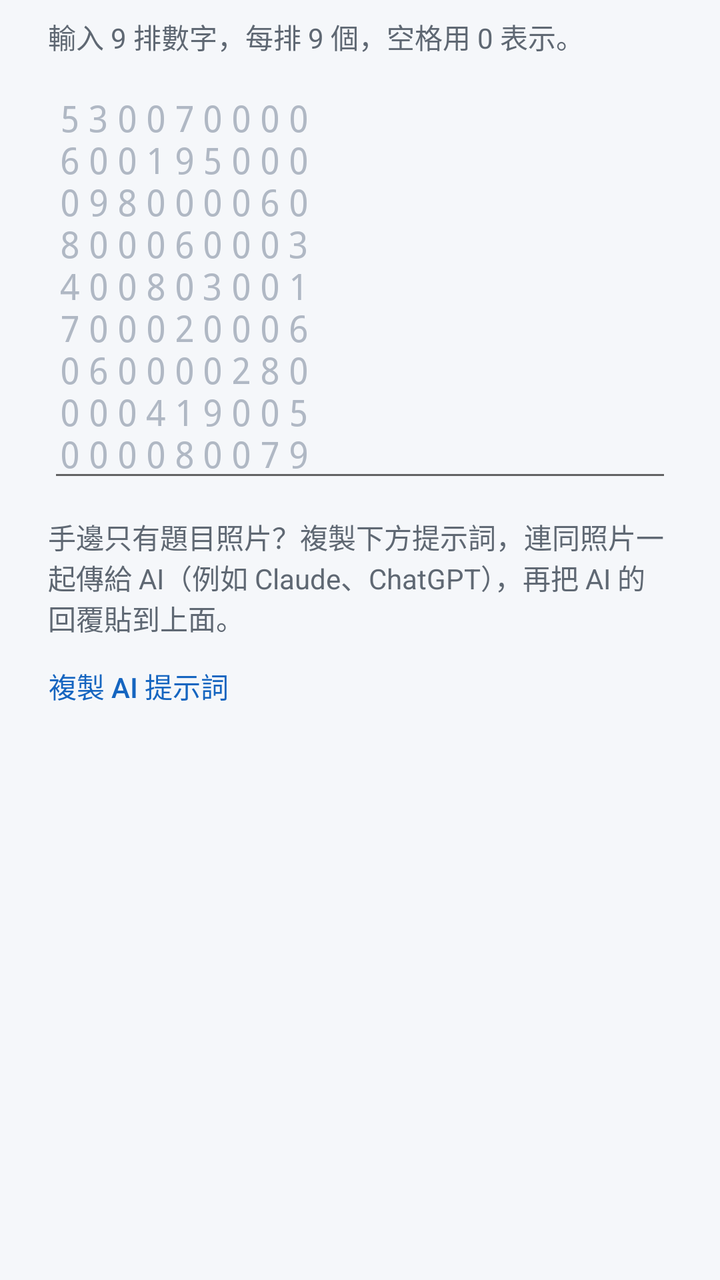
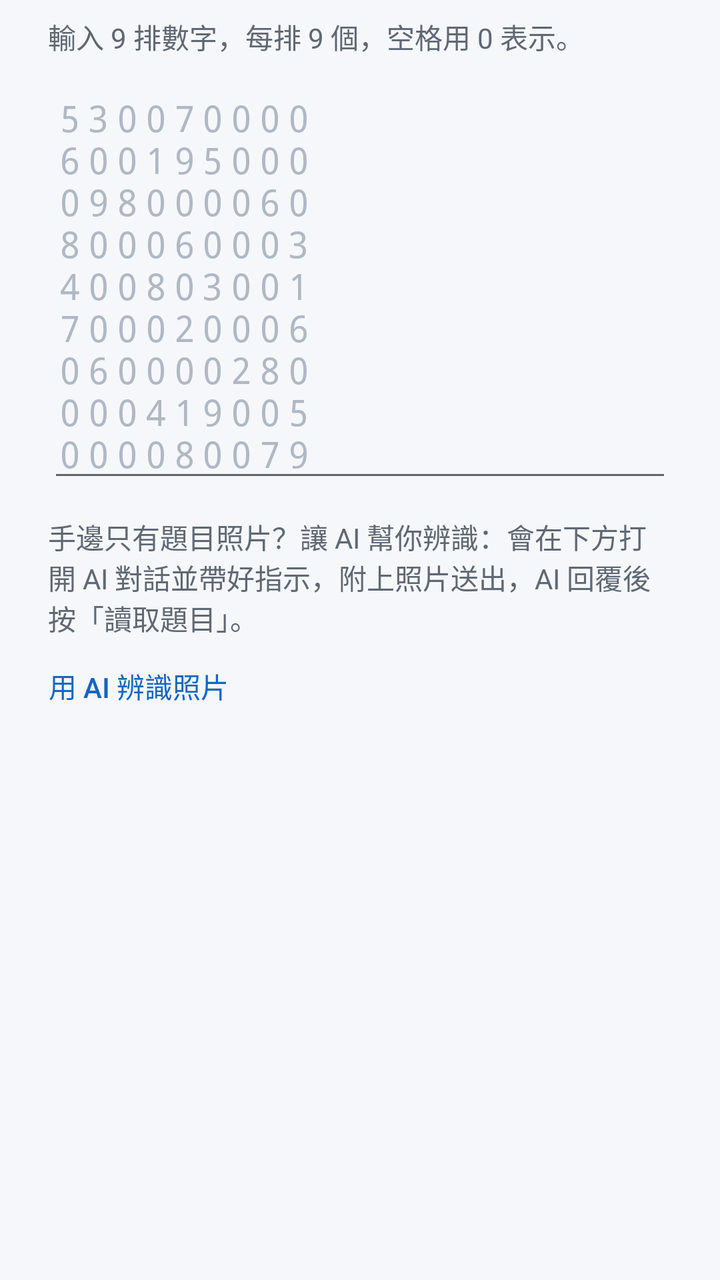

Before-and-after screenshots of an Android layout around one commit, followed by the original layout XML and the change that was made.
<!-- AndroidManifest.xml: application theme Theme.Sudoku -->
<!-- res/layout/dialog_import.xml -->
<?xml version="1.0" encoding="utf-8"?>
<ScrollView xmlns:android="http://schemas.android.com/apk/res/android"
    android:layout_width="match_parent"
    android:layout_height="wrap_content">

    <LinearLayout
        android:layout_width="match_parent"
        android:layout_height="wrap_content"
        android:orientation="vertical"
        android:paddingStart="24dp"
        android:paddingTop="8dp"
        android:paddingEnd="24dp">

        <TextView
            android:layout_width="match_parent"
            android:layout_height="wrap_content"
            android:text="@string/import_instructions"
            android:textColor="@color/text_secondary"
            android:textSize="14sp" />

        <EditText
            android:id="@+id/editPuzzle"
            android:layout_width="match_parent"
            android:layout_height="wrap_content"
            android:layout_marginTop="8dp"
            android:gravity="top|start"
            android:hint="@string/import_example"
            android:importantForAutofill="no"
            android:inputType="textMultiLine|textNoSuggestions"
            android:letterSpacing="0.2"
            android:minLines="9"
            android:textColorHint="@color/line_thin"
            android:textSize="18sp"
            android:typeface="monospace" />

        <TextView
            android:id="@+id/txtImportError"
            android:layout_width="match_parent"
            android:layout_height="wrap_content"
            android:textColor="@color/digit_wrong"
            android:textSize="14sp"
            android:visibility="gone" />

        <TextView
            android:layout_width="match_parent"
            android:layout_height="wrap_content"
            android:layout_marginTop="12dp"
            android:text="@string/import_ai_tip"
            android:textColor="@color/text_secondary"
            android:textSize="14sp" />

        <Button
            android:id="@+id/btnCopyPrompt"
            style="?android:attr/borderlessButtonStyle"
            android:layout_width="wrap_content"
            android:layout_height="wrap_content"
            android:layout_marginStart="-12dp"
            android:text="@string/copy_prompt"
            android:textColor="@color/accent" />
    </LinearLayout>
</ScrollView>
<!-- resources referenced by this layout -->
<resources>
  <color name="accent">#1565C0</color>
  <color name="digit_wrong">#D32F2F</color>
  <color name="line_thin">#B0B8C4</color>
  <color name="text_secondary">#5F6873</color>
  <string name="copy_prompt">複製 AI 提示詞</string>
  <string name="import_ai_tip">手邊只有題目照片？複製下方提示詞，連同照片一起傳給 AI（例如 Claude、ChatGPT），再把 AI 的回覆貼到上面。</string>
  <string name="import_example">530070000\n600195000\n098000060\n800060003\n400803001\n700020006\n060000280\n000419005\n000080079</string>
  <string name="import_instructions">輸入 9 排數字，每排 9 個，空格用 0 表示。</string>
  <style name="Theme.Sudoku" parent="android:Theme.Material.Light.NoActionBar">
          <item name="android:colorAccent">@color/accent</item>
          <item name="android:windowBackground">@color/app_bg</item>
          <item name="android:statusBarColor">@color/app_bg</item>
          <item name="android:windowLightStatusBar">true</item>
      </style>
  <color name="app_bg">#F5F7FA</color>
</resources>

<!-- the commit's change to res/layout/dialog_import.xml (unified diff, before → after) -->
@@ -50,12 +50,12 @@
             android:textSize="14sp" />
 
         <Button
-            android:id="@+id/btnCopyPrompt"
+            android:id="@+id/btnImportAi"
             style="?android:attr/borderlessButtonStyle"
             android:layout_width="wrap_content"
             android:layout_height="wrap_content"
             android:layout_marginStart="-12dp"
-            android:text="@string/copy_prompt"
+            android:text="@string/import_ai"
             android:textColor="@color/accent" />
     </LinearLayout>
 </ScrollView>
<!-- resource entries referenced after the edit -->
@@ -4,8 +4,8 @@
   <color name="digit_wrong">#D32F2F</color>
   <color name="line_thin">#B0B8C4</color>
   <color name="text_secondary">#5F6873</color>
-  <string name="copy_prompt">複製 AI 提示詞</string>
-  <string name="import_ai_tip">手邊只有題目照片？複製下方提示詞，連同照片一起傳給 AI（例如 Claude、ChatGPT），再把 AI 的回覆貼到上面。</string>
+  <string name="import_ai">用 AI 辨識照片</string>
+  <string name="import_ai_tip">手邊只有題目照片？讓 AI 幫你辨識：會在下方打開 AI 對話並帶好指示，附上照片送出，AI 回覆後按「讀取題目」。</string>
   <string name="import_example">530070000\n600195000\n098000060\n800060003\n400803001\n700020006\n060000280\n000419005\n000080079</string>
   <string name="import_instructions">輸入 9 排數字，每排 9 個，空格用 0 表示。</string>
   <style name="Theme.Sudoku" parent="android:Theme.Material.Light.NoActionBar">
